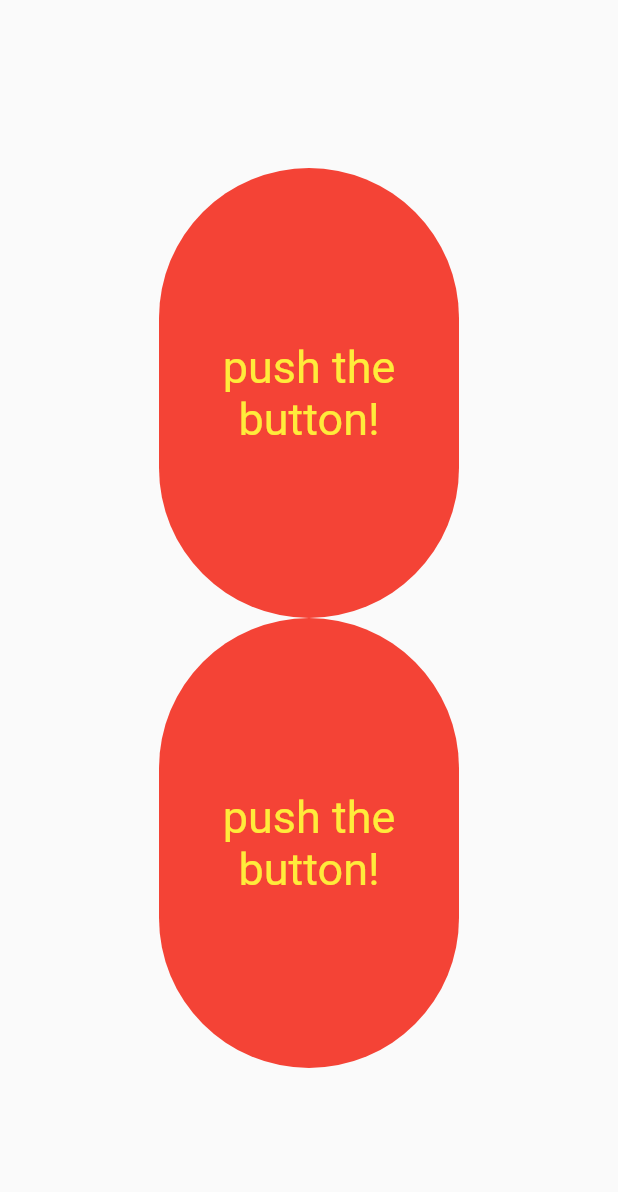
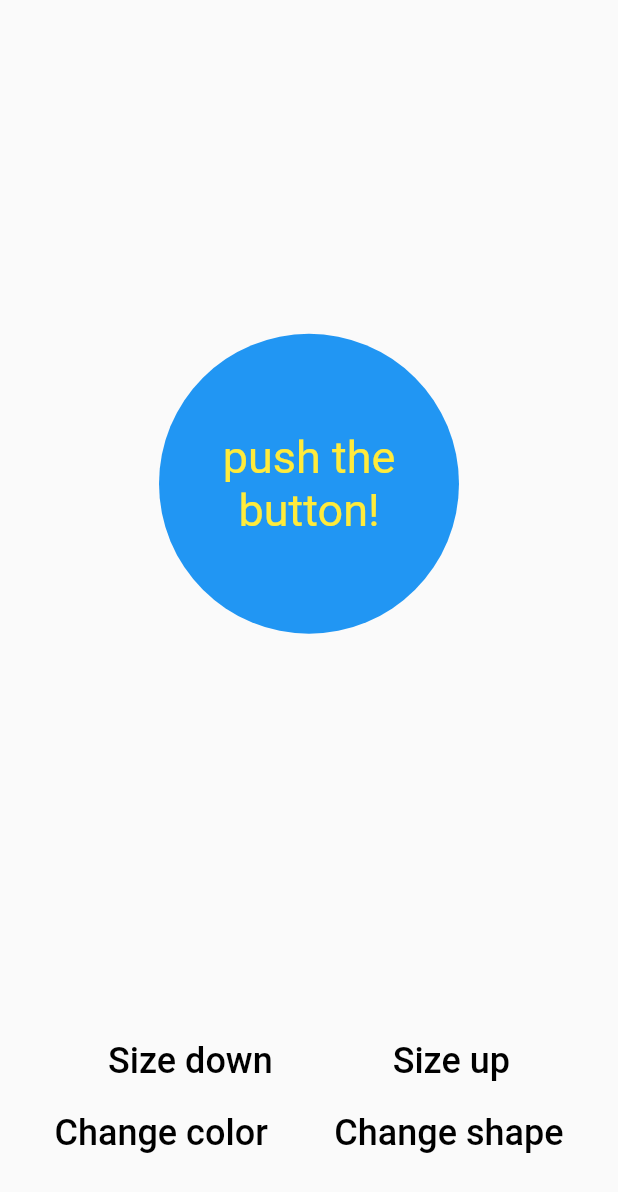
Before and after one commit to zeppelin-tt/flutter_learning, a Flutter app: the screen it shows after launch, on a phone screen of 412 x 824 dp. Shown: the top 1192 px of the screen. Run offline on Flutter 3.47's test engine with Material 2 defaults, Android fonts, the phone set to English and light mode, and no system bars.

Commit message:
lesson 6

```diff
--- a/lib/main.dart
+++ b/lib/main.dart
@@ -1,6 +1,5 @@
 import 'package:flutter/material.dart';
-
-import 'participants/schennikov_maksim/lessons/lesson_5/schennikov_maksim_lesson_5_page.dart';
+import 'package:flutter_learning/participants/schennikov_maksim/lessons/lesson_6/schennikov_maksim_lesson_6_page.dart';
 
 void main() {
   runApp(const MyApp());
@@ -14,7 +13,7 @@ class MyApp extends StatelessWidget {
   @override
   Widget build(BuildContext context) {
     return const MaterialApp(
-      home: SchennikovMaksimLesson5Page(),
+      home: SchennikovMaksimLesson6Page(),
     );
   }
 }
--- /dev/null
+++ b/lib/participants/schennikov_maksim/lessons/lesson_6/animated_rect_lesson_6.dart
@@ -0,0 +1,46 @@
+import 'package:flutter/material.dart';
+
+class AnimatedRectLesson6 extends StatelessWidget {
+  final VoidCallback? onTap;
+  final double height;
+  final double width;
+  final bool isOval;
+  final Color color;
+
+  const AnimatedRectLesson6({
+    required this.height,
+    required this.width,
+    required this.isOval,
+    required this.color,
+    this.onTap,
+    Key? key,
+  }) : super(key: key);
+
+  @override
+  Widget build(BuildContext context) {
+    return GestureDetector(
+      onTap: onTap,
+      child: AnimatedContainer(
+        duration: const Duration(milliseconds: 600),
+        height: height,
+        width: width,
+        decoration: BoxDecoration(
+          borderRadius: isOval ? BorderRadius.circular(200) : BorderRadius.zero,
+          color: color,
+        ),
+        child: const Center(
+          child: Text(
+            'push the button!',
+            style: TextStyle(
+              color: Colors.yellow,
+              fontSize: 30,
+              overflow: TextOverflow.fade,
+            ),
+            maxLines: 3,
+            textAlign: TextAlign.center,
+          ),
+        ),
+      ),
+    );
+  }
+}
--- /dev/null
+++ b/lib/participants/schennikov_maksim/lessons/lesson_6/command_ buttons_lesson_6.dart
@@ -0,0 +1,44 @@
+import 'package:flutter/material.dart';
+import 'package:flutter_learning/participants/schennikov_maksim/lessons/lesson_6/schennikov_maksim_lesson_6_page.dart';
+import 'package:provider/provider.dart';
+
+class CommandButtonsLesson6 extends StatelessWidget {
+  const CommandButtonsLesson6({
+    Key? key,
+  }) : super(key: key);
+
+  @override
+  Widget build(BuildContext context) {
+    final rectModel = context.watch<RectModel>();
+    return Column(
+      children: [
+        Row(
+          mainAxisAlignment: MainAxisAlignment.spaceEvenly,
+          children: [
+            TextButton(
+              onPressed: rectModel.setSizeDown,
+              child: const Text('Size down', style: TextStyle(color: Colors.black, fontSize: 24)),
+            ),
+            TextButton(
+              onPressed: rectModel.setSizeUp,
+              child: const Text('Size up', style: TextStyle(color: Colors.black, fontSize: 24)),
+            ),
+          ],
+        ),
+        Row(
+          mainAxisAlignment: MainAxisAlignment.spaceEvenly,
+          children: [
+            TextButton(
+              onPressed: rectModel.setRandomColor,
+              child: const Text('Change color', style: TextStyle(color: Colors.black, fontSize: 24)),
+            ),
+             TextButton(
+              onPressed: () => rectModel.setIsOval(isOval: !rectModel.isOval),
+              child: const Text('Change shape', style: TextStyle(color: Colors.black, fontSize: 24)),
+            ),
+          ],
+        ),
+      ],
+    );
+  }
+}
--- /dev/null
+++ b/lib/participants/schennikov_maksim/lessons/lesson_6/schennikov_maksim_lesson_6_page.dart
@@ -0,0 +1,112 @@
+import 'dart:math';
+
+import 'package:flutter/material.dart';
+import 'package:flutter_learning/participants/schennikov_maksim/lessons/lesson_6/animated_rect_lesson_6.dart';
+import 'package:flutter_learning/participants/schennikov_maksim/lessons/lesson_6/command_%20buttons_lesson_6.dart';
+import 'package:provider/provider.dart';
+
+class SchennikovMaksimLesson6Page extends StatelessWidget {
+  const SchennikovMaksimLesson6Page({
+    Key? key,
+  }) : super(key: key);
+
+  @override
+  Widget build(BuildContext context) {
+    return MultiProvider(
+      providers: [
+        ChangeNotifierProvider(create: (_) => RectModel(isOval: true, color: Colors.blue, width: 200, height: 200)),
+        ProxyProvider<RectModel, DescriptionModel>(update: (_, rectModel, __) {
+          return DescriptionModel(rectModel.commandName);
+        }),
+      ],
+      child: Material(
+        child: Center(
+          child: Column(
+            children: [
+              const Spacer(),
+              Consumer<RectModel>(
+                builder: (context, rectModel, child) {
+                  return AnimatedRectLesson6(
+                    color: rectModel.color,
+                    width: rectModel.width,
+                    height: rectModel.height,
+                    isOval: rectModel.isOval,
+                  );
+                },
+              ),
+              const Spacer(),
+              Consumer<DescriptionModel>(
+                builder: (context, descriptionModel, _) {
+                  return Text(
+                    descriptionModel.description,
+                    style: const TextStyle(color: Colors.blue, fontSize: 20),
+                    textAlign: TextAlign.center,
+                  );
+                },
+              ),
+              const SizedBox(height: 15),
+              const CommandButtonsLesson6(),
+              const SizedBox(height: 45),
+            ],
+          ),
+        ),
+      ),
+    );
+  }
+}
+
+class DescriptionModel {
+  final String _commandName;
+
+  DescriptionModel(
+    this._commandName,
+  );
+
+  String get description => _commandName.isEmpty ? '' : 'Вы применили команду: $_commandName';
+}
+
+class RectModel extends ChangeNotifier {
+  final _rnd = Random();
+
+  bool isOval;
+  double height;
+  double width;
+  Color color;
+  String commandName;
+
+  RectModel({
+    required this.isOval,
+    required this.height,
+    required this.color,
+    required this.width,
+    this.commandName = '',
+  });
+
+  void setIsOval({required bool isOval}) {
+    if (isOval != this.isOval) {
+      this.isOval = isOval;
+      commandName = 'Изменеие БордерРадиуса';
+      notifyListeners();
+    }
+  }
+
+  void setSizeUp() {
+    height = height + 20;
+    width = width + 20;
+    commandName = 'Увеличение размера';
+    notifyListeners();
+  }
+
+  void setSizeDown() {
+    height = height - 20;
+    width = width - 20;
+    commandName = 'Уменьшение размера';
+    notifyListeners();
+  }
+
+  void setRandomColor() {
+    color = Color.fromRGBO(_rnd.nextInt(255), _rnd.nextInt(255), _rnd.nextInt(255), 1);
+    commandName = 'Изменение цвета';
+    notifyListeners();
+  }
+}
```
